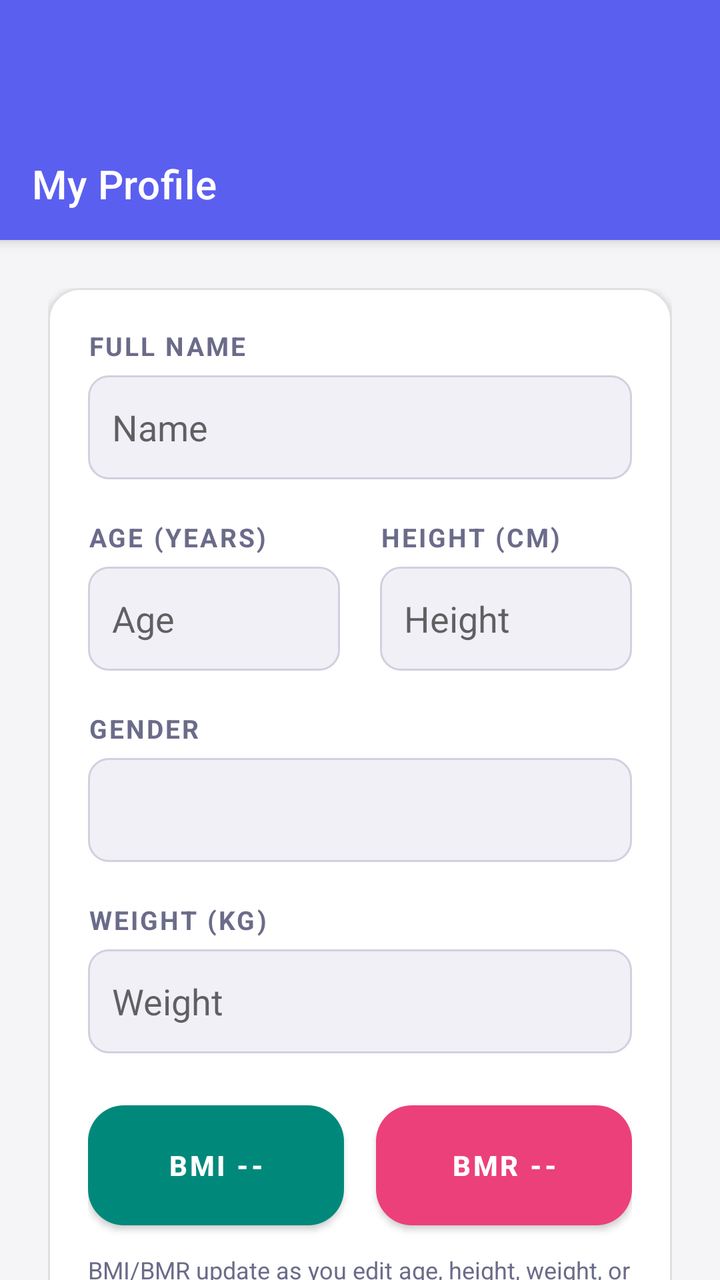
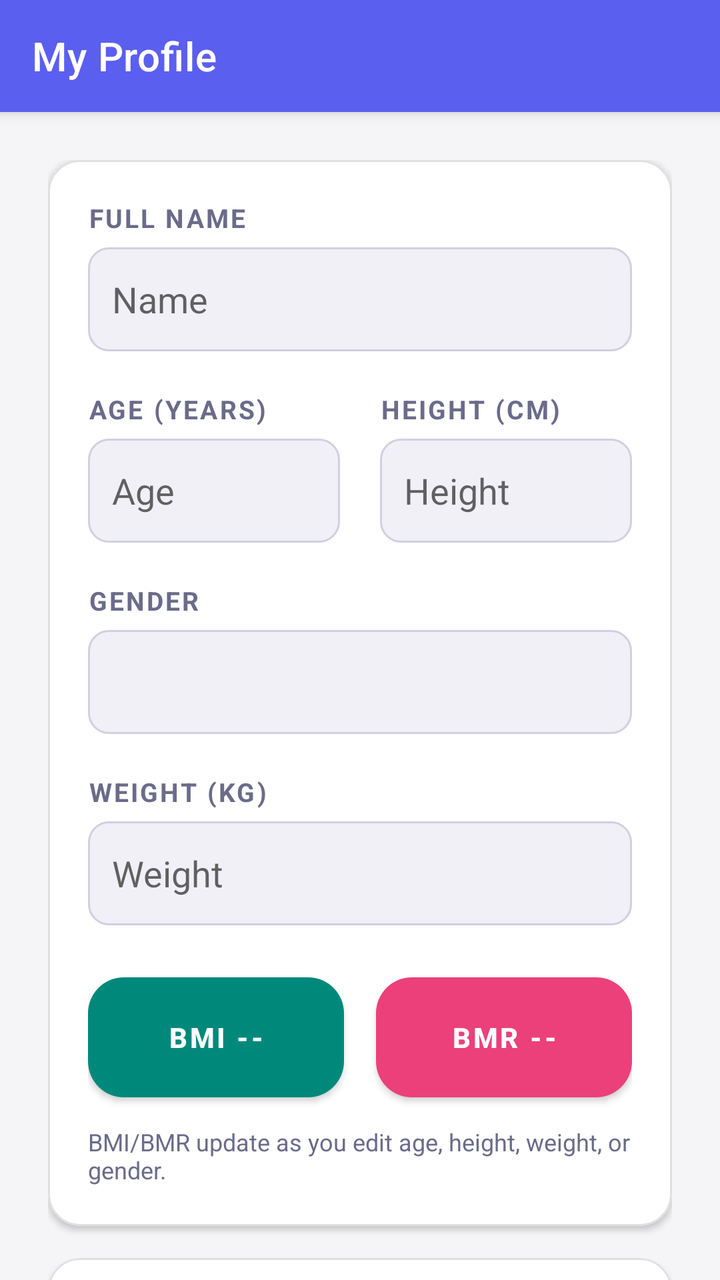

Compare the two renders of this Android layout. The source of the first and the diff that turns it into the second are given below.
<!-- AndroidManifest.xml: application theme Theme.DailyRoutine -->
<!-- res/layout/activity_profile.xml -->
<?xml version="1.0" encoding="utf-8"?>
<androidx.coordinatorlayout.widget.CoordinatorLayout xmlns:android="http://schemas.android.com/apk/res/android"
    xmlns:app="http://schemas.android.com/apk/res-auto"
    android:layout_width="match_parent"
    android:layout_height="match_parent"
    android:background="@color/bgPage">

    <com.google.android.material.appbar.AppBarLayout
        android:layout_width="match_parent"
        android:layout_height="wrap_content"
        android:background="@color/primary"
        android:paddingTop="64dp">

        <androidx.appcompat.widget.Toolbar
            android:id="@+id/toolbar"
            android:layout_width="match_parent"
            android:layout_height="?attr/actionBarSize"
            app:title="My Profile"
            app:titleTextColor="@android:color/white"/>

    </com.google.android.material.appbar.AppBarLayout>

    <androidx.core.widget.NestedScrollView
        android:layout_width="match_parent"
        android:layout_height="match_parent"
        android:paddingBottom="80dp"
        android:clipToPadding="false"
        app:layout_behavior="@string/appbar_scrolling_view_behavior">

        <LinearLayout
            android:layout_width="match_parent"
            android:layout_height="wrap_content"
            android:orientation="vertical"
            android:padding="24dp">

            <com.google.android.material.card.MaterialCardView
                android:layout_width="match_parent"
                android:layout_height="wrap_content"
                app:cardCornerRadius="16dp"
                app:cardElevation="2dp"
                app:strokeWidth="1dp"
                app:strokeColor="@color/cardStroke">

                <LinearLayout
                    android:layout_width="match_parent"
                    android:layout_height="wrap_content"
                    android:orientation="vertical"
                    android:padding="20dp">

                    <TextView style="@style/LabelText" android:text="Full Name"/>
                    <EditText
                        android:id="@+id/etProfileName"
                        android:layout_width="match_parent"
                        android:layout_height="52dp"
                        android:layout_marginTop="6dp"
                        android:background="@drawable/bg_field"
                        android:paddingHorizontal="12dp"
                        android:inputType="textPersonName|textCapWords"
                        android:autofillHints="name"
                        android:hint="Name"/>

                    <LinearLayout
                        android:layout_width="match_parent"
                        android:layout_height="wrap_content"
                        android:orientation="horizontal"
                        android:layout_marginTop="20dp"
                        android:baselineAligned="false">

                        <LinearLayout
                            android:layout_width="0dp"
                            android:layout_height="wrap_content"
                            android:layout_weight="1"
                            android:orientation="vertical"
                            android:layout_marginEnd="10dp">
                            <TextView style="@style/LabelText" android:text="Age (Years)"/>
                            <EditText
                                android:id="@+id/etProfileAge"
                                android:layout_width="match_parent"
                                android:layout_height="52dp"
                                android:layout_marginTop="6dp"
                                android:background="@drawable/bg_field"
                                android:paddingHorizontal="12dp"
                                android:inputType="number"
                                android:hint="Age"/>
                        </LinearLayout>

                        <LinearLayout
                            android:layout_width="0dp"
                            android:layout_height="wrap_content"
                            android:layout_weight="1"
                            android:orientation="vertical"
                            android:layout_marginStart="10dp">
                            <TextView style="@style/LabelText" android:text="Height (cm)"/>
                            <EditText
                                android:id="@+id/etProfileHeight"
                                android:layout_width="match_parent"
                                android:layout_height="52dp"
                                android:layout_marginTop="6dp"
                                android:background="@drawable/bg_field"
                                android:paddingHorizontal="12dp"
                                android:inputType="number"
                                android:hint="Height"/>
                        </LinearLayout>
                    </LinearLayout>

                    <TextView style="@style/LabelText" android:text="Gender" android:layout_marginTop="20dp"/>
                    <Spinner
                        android:id="@+id/spinnerGender"
                        android:layout_width="match_parent"
                        android:layout_height="52dp"
                        android:layout_marginTop="6dp"
                        android:background="@drawable/bg_field"/>

                    <TextView style="@style/LabelText" android:text="Weight (kg)" android:layout_marginTop="20dp"/>
                    <EditText
                        android:id="@+id/etProfileWeight"
                        android:layout_width="match_parent"
                        android:layout_height="52dp"
                        android:layout_marginTop="6dp"
                        android:background="@drawable/bg_field"
                        android:paddingHorizontal="12dp"
                        android:inputType="numberDecimal"
                        android:hint="Weight"/>

                    <LinearLayout
                        android:layout_width="match_parent"
                        android:layout_height="wrap_content"
                        android:layout_marginTop="20dp"
                        android:baselineAligned="false"
                        android:orientation="horizontal">

                        <com.google.android.material.button.MaterialButton
                            android:id="@+id/btnProfileBmi"
                            android:layout_width="0dp"
                            android:layout_height="72dp"
                            android:layout_marginEnd="8dp"
                            android:layout_weight="1"
                            android:gravity="center"
                            android:minHeight="72dp"
                            android:text="BMI --"
                            android:textAllCaps="false"
                            android:textSize="14sp"
                            android:textStyle="bold"
                            app:backgroundTint="#00897B"
                            app:cornerRadius="18dp" />

                        <com.google.android.material.button.MaterialButton
                            android:id="@+id/btnProfileBmr"
                            android:layout_width="0dp"
                            android:layout_height="72dp"
                            android:layout_marginStart="8dp"
                            android:layout_weight="1"
                            android:gravity="center"
                            android:minHeight="72dp"
                            android:text="BMR --"
                            android:textAllCaps="false"
                            android:textSize="14sp"
                            android:textStyle="bold"
                            app:backgroundTint="#EC407A"
                            app:cornerRadius="18dp" />
                    </LinearLayout>

                    <TextView
                        android:id="@+id/tvProfileMetricsHint"
                        android:layout_width="match_parent"
                        android:layout_height="wrap_content"
                        android:layout_marginTop="8dp"
                        android:text="BMI/BMR update as you edit age, height, weight, or gender."
                        android:textColor="@color/textSecondary"
                        android:textSize="12sp" />

                </LinearLayout>
            </com.google.android.material.card.MaterialCardView>

            <com.google.android.material.button.MaterialButton
                android:id="@+id/btnExportReport"
                style="@style/Widget.MaterialComponents.Button.OutlinedButton"
                android:layout_width="match_parent"
                android:layout_height="56dp"
                android:layout_marginTop="16dp"
                android:text="Export 180-Day Wellness Report (PDF)"
                android:textAllCaps="false"
                android:textStyle="bold"
                app:cornerRadius="16dp"
                app:strokeColor="@color/primary"
                app:icon="@drawable/ic_save"
                app:iconTint="@color/primary"/>

            <com.google.android.material.button.MaterialButton
                android:id="@+id/btnSaveProfile"
                android:layout_width="match_parent"
                android:layout_height="56dp"
                android:layout_marginTop="32dp"
                android:text="Save Changes"
                android:textAllCaps="false"
                android:textStyle="bold"
                app:cornerRadius="16dp"/>

        </LinearLayout>
    </androidx.core.widget.NestedScrollView>

</androidx.coordinatorlayout.widget.CoordinatorLayout>
<!-- resources referenced by this layout -->
<resources>
  <color name="bgPage">#F5F5F7</color>
  <color name="cardStroke">#E0E0E0</color>
  <color name="primary">#5B5FEF</color>
  <color name="textSecondary">#6B6B8A</color>
  <!-- drawable bg_field (drawable) -->
  <?xml version="1.0" encoding="utf-8"?>
  <shape xmlns:android="http://schemas.android.com/apk/res/android"
      android:shape="rectangle">
      <solid android:color="@color/fieldBg"/>
      <corners android:radius="10dp"/>
      <stroke android:width="1dp" android:color="@color/fieldStroke"/>
  </shape>
  <!-- drawable ic_save (drawable) -->
  <vector xmlns:android="http://schemas.android.com/apk/res/android" android:width="24dp" android:height="24dp" android:viewportWidth="24" android:viewportHeight="24">
      <path android:fillColor="@color/iconSuccess" android:pathData="M5,3H17L21,7V19C21,20.1 20.1,21 19,21H5C3.9,21 3,20.1 3,19V5C3,3.9 3.9,3 5,3ZM7,5V10H16V5H7ZM7,15V19H17V15H7Z"/>
  </vector>
  <style name="LabelText">
          <item name="android:layout_width">wrap_content</item>
          <item name="android:layout_height">wrap_content</item>
          <item name="android:textSize">13sp</item>
          <item name="android:textStyle">bold</item>
          <item name="android:textColor">@color/textSecondary</item>
          <item name="android:textAllCaps">true</item>
          <item name="android:letterSpacing">0.08</item>
      </style>
  <style name="Theme.DailyRoutine" parent="Theme.MaterialComponents.DayNight.NoActionBar">
          <item name="colorPrimary">@color/primary</item>
          <item name="colorPrimaryVariant">@color/primaryDark</item>
          <item name="colorOnPrimary">@android:color/white</item>
          <item name="colorSecondary">@color/accent</item>
          <item name="colorOnSecondary">@android:color/white</item>
          <item name="android:windowBackground">@color/bgPage</item>
          <item name="android:statusBarColor">@color/statusBar</item>
          <item name="android:navigationBarColor">@color/primaryDark</item>
          
          <item name="dialogCornerRadius">16dp</item>
      </style>
  <color name="fieldBg">#F0F0F6</color>
  <color name="fieldStroke">#D0D0E0</color>
  <color name="iconSuccess">#00C853</color>
  <color name="primaryDark">#3F41C2</color>
  <color name="accent">#7E57C2</color>
  <color name="statusBar">#5B5FEF</color>
</resources>

<!-- the commit's change to res/layout/activity_profile.xml (unified diff, before → after) -->
@@ -6,10 +6,10 @@
     android:background="@color/bgPage">
 
     <com.google.android.material.appbar.AppBarLayout
+        android:id="@+id/appBar"
         android:layout_width="match_parent"
         android:layout_height="wrap_content"
-        android:background="@color/primary"
-        android:paddingTop="64dp">
+        android:background="@color/primary">
 
         <androidx.appcompat.widget.Toolbar
             android:id="@+id/toolbar"
@@ -21,6 +21,7 @@
     </com.google.android.material.appbar.AppBarLayout>
 
     <androidx.core.widget.NestedScrollView
+        android:id="@+id/profileScroll"
         android:layout_width="match_parent"
         android:layout_height="match_parent"
         android:paddingBottom="80dp"
@@ -172,6 +173,46 @@
                 </LinearLayout>
             </com.google.android.material.card.MaterialCardView>
 
+            <com.google.android.material.card.MaterialCardView
+                android:layout_width="match_parent"
+                android:layout_height="wrap_content"
+                android:layout_marginTop="16dp"
+                app:cardCornerRadius="16dp"
+                app:cardElevation="2dp"
+                app:strokeWidth="1dp"
+                app:strokeColor="@color/cardStroke">
+
+                <LinearLayout
+                    android:layout_width="match_parent"
+                    android:layout_height="wrap_content"
+                    android:gravity="center_vertical"
+                    android:orientation="horizontal"
+                    android:padding="18dp">
+
+                    <TextView
+                        android:layout_width="0dp"
+                        android:layout_height="wrap_content"
+                        android:layout_weight="1"
+                        android:text="Theme, privacy, and app lock"
+                        android:textColor="@color/textPrimary"
+                        android:textSize="16sp"
+                        android:textStyle="bold" />
+
+                    <com.google.android.material.button.MaterialButton
+                        android:id="@+id/btnProfileSettings"
+                        style="@style/Widget.MaterialComponents.Button.OutlinedButton"
+                        android:layout_width="wrap_content"
+                        android:layout_height="48dp"
+                        android:text="Settings"
+                        android:textAllCaps="false"
+                        android:textStyle="bold"
+                        app:cornerRadius="16dp"
+                        app:icon="@drawable/ic_settings"
+                        app:iconTint="@color/primary"
+                        app:strokeColor="@color/primary" />
+                </LinearLayout>
+            </com.google.android.material.card.MaterialCardView>
+
             <com.google.android.material.button.MaterialButton
                 android:id="@+id/btnExportReport"
                 style="@style/Widget.MaterialComponents.Button.OutlinedButton"
<!-- resource entries referenced after the edit -->
@@ -3,6 +3,7 @@
   <color name="bgPage">#F5F5F7</color>
   <color name="cardStroke">#E0E0E0</color>
   <color name="primary">#5B5FEF</color>
+  <color name="textPrimary">#1A1A2E</color>
   <color name="textSecondary">#6B6B8A</color>
   <!-- drawable bg_field (drawable) -->
   <?xml version="1.0" encoding="utf-8"?>
@@ -15,6 +16,17 @@
   <!-- drawable ic_save (drawable) -->
   <vector xmlns:android="http://schemas.android.com/apk/res/android" android:width="24dp" android:height="24dp" android:viewportWidth="24" android:viewportHeight="24">
       <path android:fillColor="@color/iconSuccess" android:pathData="M5,3H17L21,7V19C21,20.1 20.1,21 19,21H5C3.9,21 3,20.1 3,19V5C3,3.9 3.9,3 5,3ZM7,5V10H16V5H7ZM7,15V19H17V15H7Z"/>
+  </vector>
+  <!-- drawable ic_settings (drawable) -->
+  ﻿<?xml version="1.0" encoding="utf-8"?>
+  <vector xmlns:android="http://schemas.android.com/apk/res/android"
+      android:width="24dp"
+      android:height="24dp"
+      android:viewportWidth="24"
+      android:viewportHeight="24">
+      <path
+          android:fillColor="@color/primary"
+          android:pathData="M19.43,12.98c0.04,-0.32 0.07,-0.65 0.07,-0.98s-0.02,-0.66 -0.07,-0.98l2.11,-1.65c0.19,-0.15 0.24,-0.42 0.12,-0.64l-2,-3.46c-0.12,-0.22 -0.37,-0.31 -0.6,-0.22l-2.49,1c-0.52,-0.4 -1.08,-0.73 -1.69,-0.98L14.5,2.42C14.47,2.18 14.25,2 14,2h-4c-0.25,0 -0.46,0.18 -0.5,0.42L9.12,5.07c-0.61,0.25 -1.17,0.59 -1.69,0.98l-2.49,-1c-0.23,-0.08 -0.48,0 -0.6,0.22l-2,3.46c-0.13,0.22 -0.07,0.49 0.12,0.64l2.11,1.65c-0.04,0.32 -0.08,0.65 -0.08,0.98s0.03,0.66 0.08,0.98l-2.11,1.65c-0.19,0.15 -0.24,0.42 -0.12,0.64l2,3.46c0.12,0.22 0.37,0.31 0.6,0.22l2.49,-1c0.52,0.4 1.08,0.73 1.69,0.98l0.38,2.65c0.04,0.24 0.25,0.42 0.5,0.42h4c0.25,0 0.47,-0.18 0.5,-0.42l0.38,-2.65c0.61,-0.25 1.18,-0.59 1.69,-0.98l2.49,1c0.23,0.08 0.48,0 0.6,-0.22l2,-3.46c0.12,-0.22 0.07,-0.49 -0.12,-0.64l-2.11,-1.65zM12,15.5A3.5,3.5 0,1 1,12 8a3.5,3.5 0,0 1,0 7z" />
   </vector>
   <style name="LabelText">
           <item name="android:layout_width">wrap_content</item>
